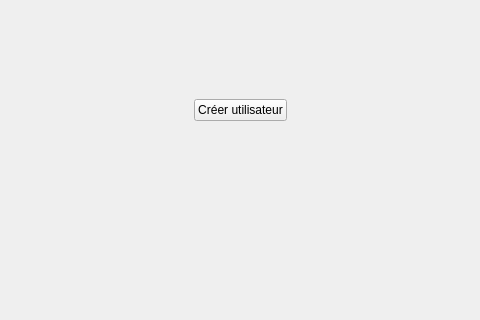
The window that mainwindow.ui (NicoAnth/TER-Card) describes before a commit, drawn with Qt 5; both pictures show x 298 to 778 and y 232 to 552 of the 1076 by 665 pixel window.
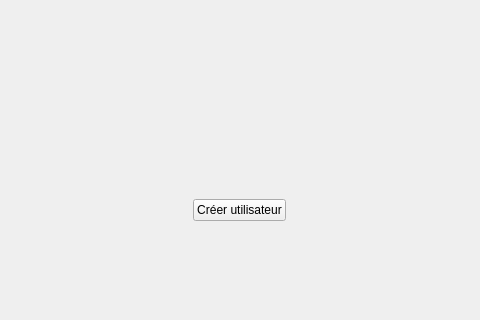
The same window after the commit.

The edit to the form file:
```diff
--- a/mainwindow.ui
+++ b/mainwindow.ui
@@ -23,6 +23,12 @@
    <layout class="QGridLayout" name="gridLayout">
     <item row="1" column="0">
      <widget class="QWidget" name="widget" native="true">
+      <property name="layoutDirection">
+       <enum>Qt::RightToLeft</enum>
+      </property>
+      <property name="autoFillBackground">
+       <bool>true</bool>
+      </property>
       <layout class="QGridLayout" name="gridLayout_2">
        <item row="0" column="1">
         <layout class="QVBoxLayout" name="v1">
@@ -34,7 +40,11 @@
           </layout>
          </item>
          <item>
-          <layout class="QHBoxLayout" name="h2"/>
+          <layout class="QHBoxLayout" name="h2" stretch="">
+           <property name="bottomMargin">
+            <number>200</number>
+           </property>
+          </layout>
          </item>
          <item>
           <layout class="QHBoxLayout" name="h3">
```
